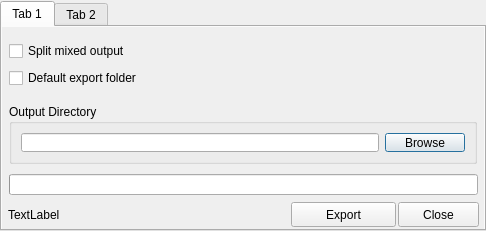
This is ui/ExportDialog.ui in ImageProcessing-ElectronicPublications/scantailor-deviant as Qt 5 draws it before an edit. The edited form follows.
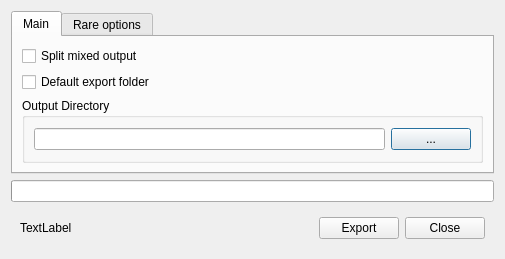
This is the edited form.

Commit message:
Improve Export dialog
A bug when ST stays in export mode even if dialog was closed (keep_orig_fore_subscan should be switched on) is fixed.
Some UI layout improvements.

Diff of the .ui file:
```diff
--- a/ui/ExportDialog.ui
+++ b/ui/ExportDialog.ui
@@ -6,169 +6,81 @@
    <rect>
     <x>0</x>
     <y>0</y>
-    <width>486</width>
-    <height>231</height>
+    <width>505</width>
+    <height>255</height>
    </rect>
   </property>
   <property name="windowTitle">
    <string>Export</string>
   </property>
+  <layout class="QVBoxLayout" name="verticalLayout_3">
+   <item>
   <widget class="QTabWidget" name="tabWidget">
-   <property name="geometry">
-    <rect>
-     <x>0</x>
-     <y>1</y>
-     <width>486</width>
-     <height>230</height>
-    </rect>
+     <property name="sizePolicy">
+      <sizepolicy hsizetype="Expanding" vsizetype="Expanding">
+       <horstretch>0</horstretch>
+       <verstretch>0</verstretch>
+      </sizepolicy>
    </property>
    <property name="currentIndex">
     <number>0</number>
    </property>
    <widget class="QWidget" name="tab">
     <attribute name="title">
-     <string>Tab 1</string>
-    </attribute>
-    <widget class="QScrollArea" name="scrollArea">
-     <property name="geometry">
-      <rect>
-       <x>-1</x>
-       <y>-3</y>
-       <width>489</width>
-       <height>205</height>
-      </rect>
-     </property>
-     <property name="frameShape">
-      <enum>QFrame::NoFrame</enum>
-     </property>
-     <property name="frameShadow">
-      <enum>QFrame::Plain</enum>
-     </property>
-     <property name="widgetResizable">
-      <bool>true</bool>
-     </property>
-     <widget class="QWidget" name="scrollAreaWidgetContents">
-      <property name="geometry">
-       <rect>
-        <x>0</x>
-        <y>0</y>
-        <width>489</width>
-        <height>205</height>
-       </rect>
-      </property>
-      <widget class="QProgressBar" name="progressBar">
-       <property name="geometry">
-        <rect>
-         <x>8</x>
-         <y>150</y>
-         <width>469</width>
-         <height>21</height>
-        </rect>
-       </property>
-       <property name="value">
-        <number>0</number>
-       </property>
-       <property name="textVisible">
-        <bool>false</bool>
-       </property>
-      </widget>
+       <string>Main</string>
+      </attribute>
+      <layout class="QVBoxLayout" name="verticalLayout_2">
+       <item>
       <widget class="QCheckBox" name="SplitMixed">
-       <property name="geometry">
-        <rect>
-         <x>8</x>
-         <y>18</y>
-         <width>470</width>
-         <height>18</height>
-        </rect>
-       </property>
        <property name="text">
         <string>Split mixed output</string>
        </property>
       </widget>
+       </item>
+       <item>
       <widget class="QCheckBox" name="DefaultOutputFolder">
-       <property name="geometry">
-        <rect>
-         <x>8</x>
-         <y>45</y>
-         <width>470</width>
-         <height>18</height>
-        </rect>
-       </property>
        <property name="text">
         <string>Default export folder</string>
        </property>
       </widget>
+       </item>
+       <item>
       <widget class="QGroupBox" name="groupBoxExport">
-       <property name="geometry">
-        <rect>
-         <x>8</x>
-         <y>80</y>
-         <width>468</width>
-         <height>60</height>
-        </rect>
+         <property name="sizePolicy">
+          <sizepolicy hsizetype="Preferred" vsizetype="Preferred">
+           <horstretch>0</horstretch>
+           <verstretch>0</verstretch>
+          </sizepolicy>
        </property>
        <property name="title">
         <string>Output Directory</string>
        </property>
        <layout class="QHBoxLayout" name="ExportLayout">
         <item>
-         <widget class="QLineEdit" name="outExportDirLine"/>
+           <widget class="QLineEdit" name="outExportDirLine">
+            <property name="alignment">
+             <set>Qt::AlignLeading|Qt::AlignLeft|Qt::AlignTop</set>
+            </property>
+           </widget>
         </item>
         <item>
          <widget class="QPushButton" name="outExportDirBrowseBtn">
           <property name="text">
-           <string>Browse</string>
+             <string>...</string>
           </property>
          </widget>
         </item>
        </layout>
       </widget>
-      <widget class="QPushButton" name="ExportButton">
-       <property name="geometry">
-        <rect>
-         <x>290</x>
-         <y>178</y>
-         <width>105</width>
-         <height>25</height>
-        </rect>
-       </property>
-       <property name="text">
-        <string>Export</string>
-       </property>
-      </widget>
-      <widget class="QPushButton" name="OkButton">
-       <property name="geometry">
-        <rect>
-         <x>397</x>
-         <y>178</y>
-         <width>81</width>
-         <height>25</height>
-        </rect>
-       </property>
-       <property name="text">
-        <string>Close</string>
-       </property>
-      </widget>
-      <widget class="QLabel" name="labelFilesProcessed">
-       <property name="geometry">
-        <rect>
-         <x>7</x>
-         <y>183</y>
-         <width>279</width>
-         <height>16</height>
-        </rect>
-       </property>
-       <property name="text">
-        <string>TextLabel</string>
-       </property>
-      </widget>
-     </widget>
-    </widget>
+       </item>
+      </layout>
    </widget>
    <widget class="QWidget" name="tab_2">
     <attribute name="title">
-     <string>Tab 2</string>
-    </attribute>
+       <string>Rare options</string>
+      </attribute>
+      <layout class="QVBoxLayout" name="verticalLayout">
+       <item>
     <widget class="QCheckBox" name="GenerateBlankBackSubscans">
      <property name="geometry">
       <rect>
@@ -195,8 +107,58 @@
       <string>Keep the original color and illumination in foreground subscans (lengthy)</string>
      </property>
     </widget>
-   </widget>
-  </widget>
+       </item>
+      </layout>
+     </widget>
+    </widget>
+   </item>
+   <item>
+    <widget class="QProgressBar" name="progressBar">
+     <property name="value">
+      <number>0</number>
+     </property>
+     <property name="textVisible">
+      <bool>false</bool>
+     </property>
+    </widget>
+   </item>
+   <item>
+    <widget class="QWidget" name="widget" native="true">
+     <layout class="QHBoxLayout" name="horizontalLayout">
+      <item>
+       <widget class="QLabel" name="labelFilesProcessed">
+        <property name="sizePolicy">
+         <sizepolicy hsizetype="Preferred" vsizetype="Preferred">
+          <horstretch>1</horstretch>
+          <verstretch>0</verstretch>
+         </sizepolicy>
+        </property>
+        <property name="text">
+         <string>TextLabel</string>
+        </property>
+        <property name="wordWrap">
+         <bool>true</bool>
+        </property>
+       </widget>
+      </item>
+      <item>
+       <widget class="QPushButton" name="ExportButton">
+        <property name="text">
+         <string>Export</string>
+        </property>
+       </widget>
+      </item>
+      <item>
+       <widget class="QPushButton" name="OkButton">
+        <property name="text">
+         <string>Close</string>
+        </property>
+       </widget>
+      </item>
+     </layout>
+    </widget>
+   </item>
+  </layout>
  </widget>
  <resources/>
  <connections>
```
Left out of the diff: 20 changed lines with no effect on the pictures. Lines whose indentation alone changed are shown as unchanged. The commit also changes 3 other files.
